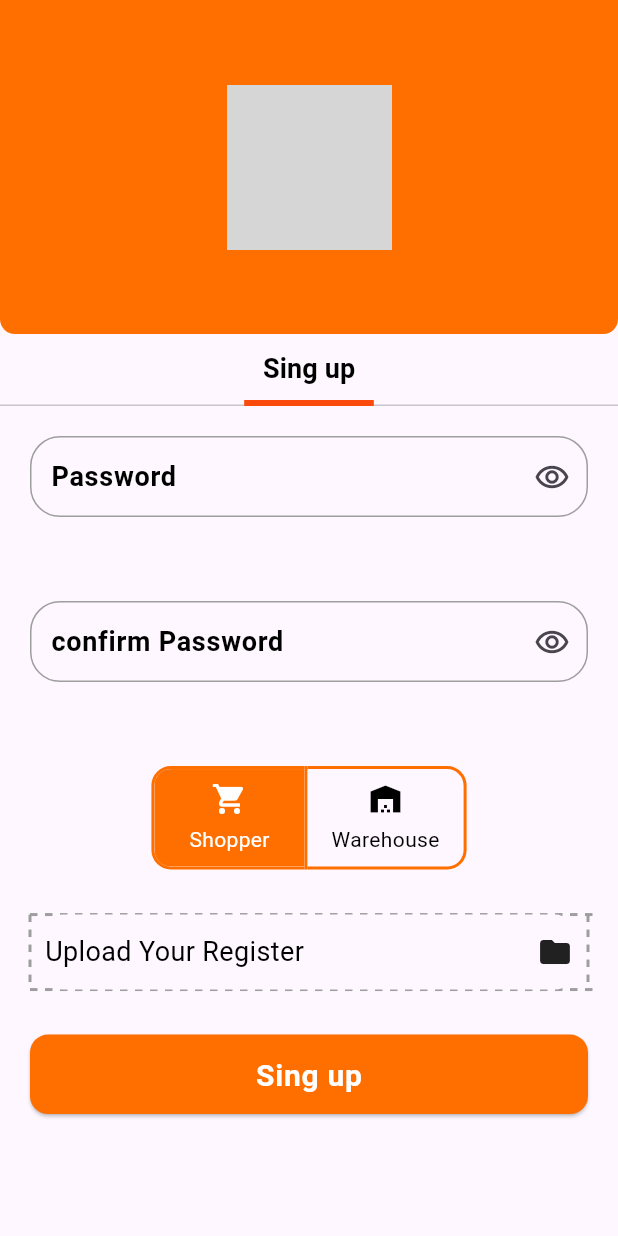
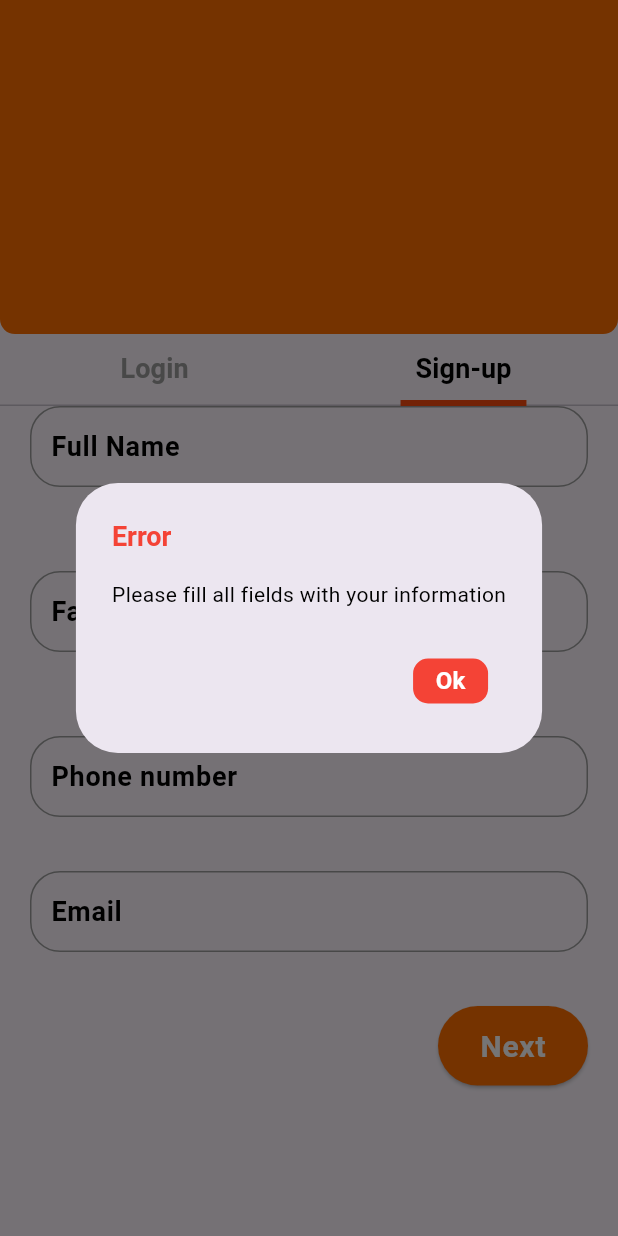
Before and after one commit to Lyes-10/Serbili, a Flutter app: the screen it shows after launch, tab 2 chosen, after a tap on "Next", on a phone screen of 412 x 824 dp. Run offline on Flutter 3.47's test engine with Material 3 defaults, Android fonts, the light colour scheme and no system bars; our stand-ins replace dio, flutter_secure_storage, flutter_svg, image_picker; Roboto replaces fonts that are missing (SF Pro Text); project files that could hold a hidden picture were left out; grey boxes are pictures that could not be loaded.

Commit message:
Auth <regsteri> is done

```diff
--- a/App/lib/main.dart
+++ b/App/lib/main.dart
@@ -19,7 +19,7 @@ class MyApp extends StatelessWidget {
     return MaterialApp(
       title: 'Flutter Demo',
       debugShowCheckedModeBanner: false,
-      home: Splash(),
+      home: Auth(),
     );
   }
 }
--- a/App/lib/ui/auth/view_model/user.dart
+++ b/App/lib/ui/auth/view_model/user.dart
@@ -1,43 +1,28 @@
 class User {
-  final String? fullName;
-  final String? email;
-  final String? password;
-  final String? phoneNumber;
-  final String? userType;
-  final String? familyname;
+  final String firstname;
+  final String lastname;
+  final String email;
+  final String password;
+  final String userType;
+  final String phoneNumber;
 
-  User( {
-    this.familyname,
-     this.fullName,
-     this.email,
-     this.password,
-
-     this.phoneNumber,
-     this.userType,
+  User({
+    required this.firstname,
+    required this.lastname,
+    required this.email,
+    required this.password,
+    required this.userType,
+    required this.phoneNumber,
   });
 
-  // Convert User object to JSON (for Firebase, APIs, etc.)
   Map<String, dynamic> toJson() {
     return {
-      'fullName': fullName,
-      'lastname':familyname,
+      'firstname': firstname,
+      'lastname': lastname,
       'email': email,
       'password': password,
-
+      'userType': userType,
       'phoneNumber': phoneNumber,
-      'userType': userType,
     };
   }
-
-  // Create User object from JSON (for Firebase, APIs, etc.)
-  factory User.fromJson(Map<String, dynamic> json) {
-    return User(
-      fullName: json['firstname'],
-      familyname:json['lastname'],
-      email: json['email'],
-      password: json['password'],
-      phoneNumber: json['phoneNumber'],
-      userType: json['userType'],
-    );
-  }
 }
--- a/App/lib/ui/auth/widgets/Newpassword.dart
+++ b/App/lib/ui/auth/widgets/Newpassword.dart
@@ -132,11 +132,17 @@ class New_password extends StatelessWidget {
             width: MediaQuery.of(context).size.width,
             borderRadius: 12,
           ),
+          SizedBox(
+            height: 20,
+          ),
           CommonTextField(
             hintText: 'Confirm password',
             controller: newpassword,
             width: MediaQuery.of(context).size.width,
             borderRadius: 12,
+          ),
+          SizedBox(
+            height: 20,
           ),
           SizedBox(
             height: 20,
--- a/App/lib/ui/auth/widgets/auth.dart
+++ b/App/lib/ui/auth/widgets/auth.dart
@@ -4,10 +4,13 @@ import 'package:flutter_svg/flutter_svg.dart';
 import 'package:serbili/ui/auth/view_model/Authservice.dart';
 import 'package:serbili/ui/auth/view_model/user.dart';
 import 'package:serbili/ui/auth/widgets/Restpassword.dart';
+import 'package:serbili/ui/auth/widgets/SnackbarHelper.dart';
 import 'package:serbili/ui/auth/widgets/verfiyuser.dart';
 import 'package:serbili/ui/core/ui/Button.dart';
 import 'package:serbili/ui/core/ui/TextField.dart';
 import 'package:serbili/ui/core/ui/Text_style.dart';
+import 'package:serbili/ui/core/ui/dilago.dart';
+import 'package:serbili/ui/home/ui/widgets/home.dart';
 
 class Auth extends StatefulWidget {
   @override
@@ -92,6 +95,57 @@ class _SignUpState extends State<SignUp> {
   final FocusNode _familyNameFocus = FocusNode(); // Fixed variable name
 
   final dio = Dio();
+  _regster1() {
+    if (email.text.isNotEmpty &&
+        phoneNumber.text.isNotEmpty &&
+        fullName.text.isNotEmpty &&
+        familyName.text.isNotEmpty) {
+      if (email.text.endsWith('@gmail.com')) {
+        if ((phoneNumber.text.startsWith('05') ||
+                phoneNumber.text.startsWith('06') ||
+                phoneNumber.text.startsWith('07')) &&
+            phoneNumber.text.length == 10) {
+          Navigator.push(
+            context,
+            MaterialPageRoute(
+              builder: (context) => Verfiyuser(
+                fullName: fullName.text, // ✅ Fixed variable
+                phoneNumber: phoneNumber.text,
+                email: email.text,
+                familyname: familyName.text, // ✅ Fixed variable
+              ),
+            ),
+          );
+        } else {
+          print('Invalid phone number');
+          showCustomDialog(
+            context,
+            'Error',
+            'Invalid phone number, please enter a valid one',
+            DialogType.error,
+          );
+        }
+      } else {
+        print('Please enter a valid email address');
+        showCustomDialog(
+          context,
+          'Error',
+          'Please enter a valid email address',
+          DialogType.error,
+        );
+        return;
+      }
+    } else {
+      print('Please fill in all fields');
+      showCustomDialog(
+        context,
+        'Error',
+        'Please fill all fields with your information',
+        DialogType.error,
+      );
+      return;
+    }
+  }
 
   @override
   Widget build(BuildContext context) {
@@ -128,7 +182,6 @@ class _SignUpState extends State<SignUp> {
             borderRadius: 20,
             height: 90,
           ),
-          SizedBox(height: 20),
           CommonTextField(
             hintText: 'Email',
             controller: email,
@@ -138,24 +191,13 @@ class _SignUpState extends State<SignUp> {
             borderRadius: 20,
             height: 90,
           ),
-          SizedBox(height: 40),
           Align(
             alignment: Alignment.centerRight,
             child: CommonButton(
               text: 'Next',
               width: 100,
               onPressed: () {
-                Navigator.push(
-                  context,
-                  MaterialPageRoute(
-                    builder: (context) => Verfiyuser(
-                      fullName: fullName.text, // ✅ Fixed variable
-                      phoneNumber: phoneNumber.text,
-                      email: email.text,
-                      familyname: familyName.text, // ✅ Fixed variable
-                    ),
-                  ),
-                );
+                _regster1();
               },
               borderRadius: 30,
             ),
@@ -176,9 +218,43 @@ class Login extends StatefulWidget {
 }
 
 class _LoginState extends State<Login> {
-  final TextEditingController email = TextEditingController();
+  final TextEditingController phonenumber = TextEditingController();
 
   final TextEditingController password = TextEditingController();
+  bool isLoading = false;
+
+  login(BuildContext context) async {
+    final password2 = password.text.trim();
+    final idefate = phonenumber.text.trim();
+    if (phonenumber.text.isEmpty || password2.isEmpty) {
+      showCustomDialog(
+        context,
+        'Error',
+        'Please fill all fields with your information',
+        DialogType.error,
+      );
+      return;
+    }
+    if (phonenumber.text.length == 10 && phonenumber.text.startsWith('05') ||
+        phonenumber.text.startsWith('06') ||
+        phonenumber.text.startsWith('07')) {
+      final data = {
+        'username': 'emilys',
+        'password': 'emilyspass',
+      };
+
+      await AuthService().login(data);
+      Navigator.push(context, MaterialPageRoute(builder: (context) => Home()));
+      SnackbarHelper.show(context, 'Welcome back Mr  ' + idefate);
+    }else {
+      showCustomDialog(
+        context,
+        'Error',
+        'Invalid phone number, please enter a valid one',
+        DialogType.error,
+      );
+    }
+  }
 
   @override
   Widget build(BuildContext context) {
@@ -187,8 +263,8 @@ class _LoginState extends State<Login> {
       child: Column(
         children: [
           CommonTextField(
-            hintText: 'Email',
-            controller: email,
+            hintText: 'Phone Number',
+            controller: phonenumber,
             borderColor: Colors.grey,
             fillColor: Theme.of(context).scaffoldBackgroundColor,
             borderRadius: 20,
@@ -285,8 +361,7 @@ class _LoginState extends State<Login> {
           CommonButton(
             text: 'Login',
             onPressed: () {
-              Navigator.push(
-                  context, MaterialPageRoute(builder: (context) => Auth()));
+              login(context);
             },
             height: 70,
             width: MediaQuery.of(context).size.width,
--- a/App/lib/ui/auth/widgets/verfiyuser.dart
+++ b/App/lib/ui/auth/widgets/verfiyuser.dart
@@ -1,14 +1,15 @@
 import 'dart:io';
-
 import 'package:dio/dio.dart';
 import 'package:flutter/material.dart';
 import 'package:image_picker/image_picker.dart';
 import 'package:serbili/ui/auth/view_model/Authservice.dart';
 import 'package:serbili/ui/auth/view_model/user.dart';
+import 'package:serbili/ui/auth/widgets/SnackbarHelper.dart';
 import 'package:serbili/ui/core/ui/Button.dart';
 import 'package:serbili/ui/core/ui/TextField.dart';
 import 'package:serbili/ui/core/ui/Text_style.dart';
-import 'package:flutter_dash/flutter_dash.dart';
+import 'package:serbili/ui/core/ui/dilago.dart';
+import 'package:serbili/ui/home/ui/widgets/home.dart';
 
 class Verfiyuser extends StatefulWidget {
   final String fullName;
@@ -30,22 +31,6 @@ class Verfiyuser extends StatefulWidget {
 class _VerfiyuserState extends State<Verfiyuser> {
   final TextEditingController passwordController = TextEditingController();
   final TextEditingController userTypeController = TextEditingController();
-  Future cerateUser() async {
-    final password = passwordController.text.trim();
-    final userType = userTypeController.text.trim();
-
-    if (password.isNotEmpty && userType.isNotEmpty) {
-      final user = User(
-        fullName: 'ilyes',
-        familyname: 'nwm',
-        email: 'ch@gmail.com',
-        phoneNumber: '0793248187',
-        password: '123456',
-        userType: 'Shopper',
-      );
-      await AuthService().register(user);
-    }
-  }
 
   @override
   Widget build(BuildContext context) {
@@ -91,8 +76,6 @@ class _VerfiyuserState extends State<Verfiyuser> {
                       children: [
                         Center(
                             child: Virfy_user(
-                          password: passwordController,
-                          usertype: userTypeController,
                           familyname: widget.familyname,
                           email: widget.email,
                           phoneNumber: widget.phoneNumber,
@@ -114,23 +97,22 @@ class _VerfiyuserState extends State<Verfiyuser> {
 class Virfy_user extends StatefulWidget {
   const Virfy_user({
     super.key,
-    required this.password,
-    required this.usertype, required this.fullname, required this.email, required this.phoneNumber, required this.familyname,
+    required this.fullname,
+    required this.email,
+    required this.phoneNumber,
+    required this.familyname,
   });
-  final TextEditingController password;
-  final TextEditingController usertype;
+
   final String fullname;
   final String email;
   final String phoneNumber;
   final String familyname;
-
 
   @override
   State<Virfy_user> createState() => _Virfy_userState();
 }
 
 class _Virfy_userState extends State<Virfy_user> {
-  final TextEditingController password = TextEditingController();
   final TextEditingController confirmPassword = TextEditingController();
   String selectedRole = 'Shopper';
   List<bool> isSelected = [true, false];
@@ -152,40 +134,62 @@ class _Virfy_userState extends State<Virfy_user> {
 
   final List<String> userTypes = ['Shopper', 'Warehouse'];
 
-  Future<void> register(BuildContext context) async {
-    final password = passwordController.text.trim();
-    final userType = userTypeController.text.trim();
+  register(BuildContext context) async {
+    // final password = passwordController.text.trim();
+    // final userType = userTypeController.text.trim();
+    // if (password.isNotEmpty && userType.isNotEmpty) {
+    final user = User(
+      firstname: 'ilyes',
+      email: 'ch@gmail.com',
+      phoneNumber: '0793248187',
+      password: 'password',
+      userType: 'Worker',
+      lastname: 'nemouchi',
+    );
+    //   final data = {
+    //     'firstname': 'John',
+    //     'lastname': 'Doe',
+    //     'email': 'john.doe@example.com',
+    //     'password': 'password123',
+    //     'userType': 'Worker',
+    //     'phoneNumber': '1234567890',
+    //   };
 
-
-      final user = User(
-        fullName: widget.fullname,
-        email: widget.email,
-        phoneNumber: widget.phoneNumber,
-        password: password,
-        userType: userType,
-        familyname: widget.familyname,
-      );
-
+    //   // Navigator.push(context, MaterialPageRoute(builder: (context) => Home()));
+    //   // SnackbarHelper.show(
+    //   //     context, 'Welcome Mr  ' + widget.fullname + " " + widget.familyname);
+    // // } else {
+    // //   showCustomDialog(
+    // //     context,
+    // //     'Error',
+    // //     'Please fill all fields with your information',
+    // //     DialogType.error,
+    // //   );
+    // // }
      try {
       final dio = Dio();
+
       final response = await dio.post(
-          'http://localhost:5000/auth/register',
+        'http://192.168.100.46:3000/auth/register',
         data: user.toJson(),
+        options: Options(
+          headers: {
+            'Content-Type': 'application/json',
+          },
+        ),
       );
 
       if (response.statusCode == 201) {
-          Navigator.pop(context); // Go back to the previous screen
+        // Go back to the previous screen
         print('User registered successfully');
         print(user.toJson());
       } else {
         print('Failed to register user');
       }
     } catch (e) {
-        print('Error: $e');
+      print(e);
     }
   }
-
-
 
   @override
   Widget build(BuildContext context) {
@@ -196,18 +200,14 @@ class _Virfy_userState extends State<Virfy_user> {
       ),
       child: Column(
         children: [
-          SizedBox(height: 20),
           CommonTextField(
             hintText: 'Password',
             itpasswords: true,
-            controller: widget.password,
+            controller: passwordController,
             borderColor: Colors.grey,
             fillColor: Theme.of(context).scaffoldBackgroundColor,
             borderRadius: 20,
             height: 90,
-          ),
-          SizedBox(
-            height: 20,
           ),
           CommonTextField(
             hintText: 'confirm Password',
@@ -255,7 +255,7 @@ class _Virfy_userState extends State<Virfy_user> {
                       buttonIndex++) {
                     isSelected[buttonIndex] = buttonIndex == index;
                   }
-                  widget.usertype.text = userTypes[
+                  userTypeController.text = userTypes[
                       index]; // Update controller with selected user type
                 });
               },
--- /dev/null
+++ b/App/lib/ui/core/ui/dilago.dart
@@ -0,0 +1,87 @@
+import 'package:flutter/material.dart';
+
+enum DialogType { error, info, warning }
+
+class CustomDialog extends StatelessWidget {
+  final String title;
+  final String message;
+  final DialogType dialogType;
+
+  const CustomDialog({
+    Key? key,
+    required this.title,
+    required this.message,
+    required this.dialogType,
+  }) : super(key: key);
+
+  @override
+  Widget build(BuildContext context) {
+    Color _getColor() {
+      switch (dialogType) {
+        case DialogType.error:
+          return Colors.red;
+        case DialogType.info:
+          return Colors.blue;
+        case DialogType.warning:
+          return Colors.orange;
+        default:
+          return Colors.black;
+      }
+    }
+
+    return AlertDialog(
+      title: Text(
+        title,
+        style: TextStyle(
+          fontSize: 18,
+          fontWeight: FontWeight.bold,
+          color: _getColor(),
+        ),
+      ),
+      content: Text(
+        message,
+        style: TextStyle(
+          fontSize: 14,
+          fontWeight: FontWeight.normal,
+          color: Colors.black,
+        ),
+      ),
+      actions: <Widget>[
+        TextButton(
+          onPressed: () {
+            Navigator.pop(context);
+          },
+          child: Container(
+            width: 50,
+            height: 30,
+            decoration: BoxDecoration(
+              borderRadius: BorderRadius.circular(10),
+              color: _getColor(),
+            ),
+            child: Center(
+              child: Text(
+                'Ok',
+                style: TextStyle(
+                  fontSize: 16,
+                  fontWeight: FontWeight.bold,
+                  color: Colors.white,
+                ),
+              ),
+            ),
+          ),
+        )
+      ],
+    );
+  }
+}
+
+void showCustomDialog(BuildContext context, String title, String message, DialogType dialogType) {
+  showDialog(
+    context: context,
+    builder: (context) => CustomDialog(
+      title: title,
+      message: message,
+      dialogType: dialogType,
+    ),
+  );
+}
```
Also changed, not shown: App/lib/ui/auth/view_model/Authservice.dart (+41 -5 lines), App/lib/ui/auth/widgets/SnackbarHelper.dart (added, +34 -0 lines), App/lib/ui/home/ui/widgets/home.dart (added, +33 -0 lines), App/lib/ui/auth/view_model/olduser.dart (added), 1 other file. Lines whose indentation alone changed are shown as unchanged.
